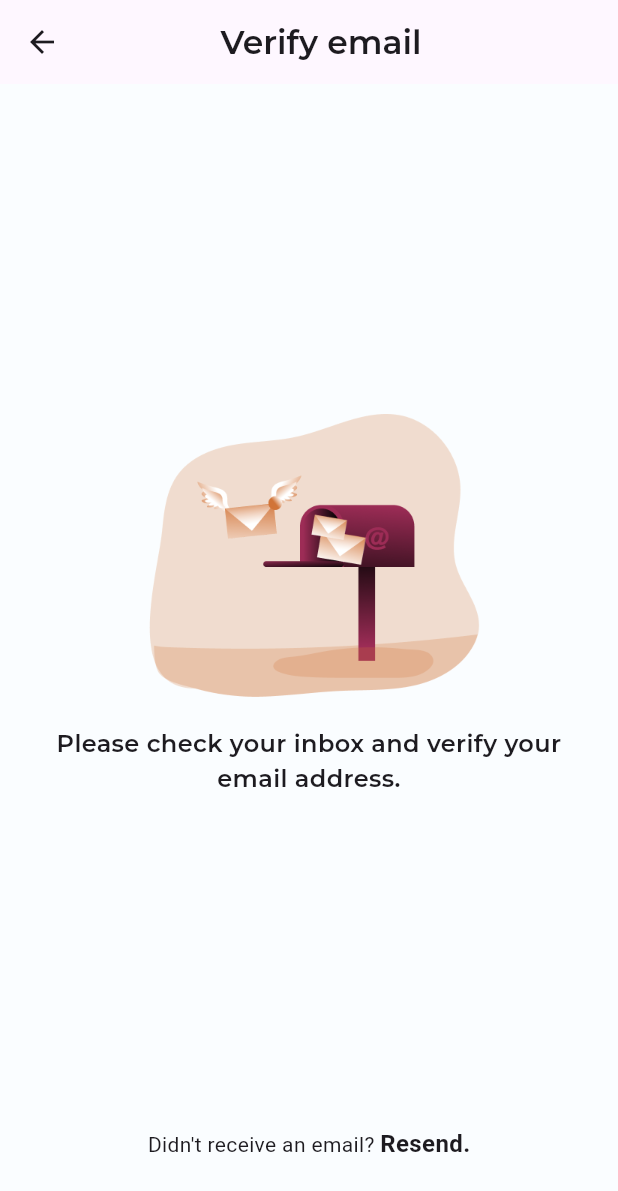
After one commit to mislavcupic/Tourist-app-algebra-2024, a Flutter app: the EmailVerification screen opened by its route, on a phone screen of 412 x 824 dp. The commit adds this screen. Shown: the top 1191 px of the screen. Run offline on Flutter 3.47's test engine with Material 3 defaults, Android fonts, the phone set to English and light mode, and no system bars; our stand-ins replace dartz, dio, firebase_auth, firebase_core, flutter_hooks, flutter_riverpod and 4 more; accounts and stored records are empty; generated files the repository leaves out were written again.

Commit message:
promjena lozinke solved

```diff
--- a/lib/core/app_route.dart
+++ b/lib/core/app_route.dart
@@ -1,4 +1,5 @@
 import 'package:flutter/material.dart';
+import 'package:tourist_project_mc/features/auth/presentation/screen/email_verification.dart';
 import 'package:tourist_project_mc/features/auth/presentation/screen/sign_in_screen.dart';
 import 'package:tourist_project_mc/features/common/presentation/screen/home_screen.dart';
 import 'package:tourist_project_mc/features/initialisation/presentation/screen/splash_screen.dart';
@@ -11,6 +12,7 @@ class AppRoute {
   static const signIn = '/signIn';
   static const home = '/home';
   static const details = '/details';
+  static const verification = '/verification';
 
   static Route<dynamic> generateRoute(final RouteSettings settings) {
     switch (settings.name) {
@@ -22,6 +24,8 @@ class AppRoute {
         return MaterialPageRoute(builder: (_) => const HomeScreen());
       case details:
         return MaterialPageRoute(builder: (_) => const LocationDetailScreen());
+      case verification:
+        return MaterialPageRoute(builder: (_) => const EmailVerification());
       default:
         throw Exception("Route not found...");
     }
--- a/lib/core/di.dart
+++ b/lib/core/di.dart
@@ -4,8 +4,11 @@ import 'package:flutter_riverpod/flutter_riverpod.dart';
 import 'package:tourist_project_mc/features/auth/data/api/user_api.dart';
 import 'package:tourist_project_mc/features/auth/data/repository/user_repository_impl.dart';
 import 'package:tourist_project_mc/features/auth/domain/repository/user_repository.dart';
+import 'package:tourist_project_mc/features/auth/domain/repository/reset_password_repository.dart';
+import 'package:tourist_project_mc/features/auth/data/repository/reset_password_repository_impl.dart';
 import 'package:tourist_project_mc/features/auth/domain/usecase/sign_in_use_case.dart';
 import 'package:tourist_project_mc/features/auth/domain/usecase/sign_up_use_case.dart';
+import 'package:tourist_project_mc/features/auth/domain/usecase/reset_password_use_case.dart';
 import 'package:tourist_project_mc/features/auth/presentation/controller/auth_controller.dart';
 import 'package:tourist_project_mc/features/auth/presentation/controller/state/auth_state.dart';
 import 'package:tourist_project_mc/features/locations/data/api/location_api.dart';
@@ -31,6 +34,7 @@ final locationApiProvider = Provider<LocationApi>((ref) => LocationApi(Dio()));
 final databaseMangerProvider = Provider<DatabaseManager>((ref) => HiveDatabaseManager());
 
 //******** REPOSITORY ********//
+final resetPasswordRepositoryProvider = Provider<ResetPasswordRepository>((ref) => ResetPasswordRepositoryImpl(ref.watch(userApiProvider)));
 final userRepositoryProvider = Provider<UserRepository>((ref) => UserRepositoryImpl(ref.watch(userApiProvider)));
 
 final locationRepositoryProvider = Provider<LocationRepository>(
@@ -41,6 +45,7 @@ final locationRepositoryProvider = Provider<LocationRepository>(
 );
 
 //******** USE CASE ********//
+final resetPasswordUseCase = Provider<ResetPasswordUseCase>((ref) => ResetPasswordUseCase(ref.watch(resetPasswordRepositoryProvider)));
 final signInUseCaseProvider = Provider<SignInUseCase>((ref) => SignInUseCase(ref.watch(userRepositoryProvider)));
 final signUpUseCaseProvider = Provider<SignUpUseCase>((ref) => SignUpUseCase(ref.watch(userRepositoryProvider)));
 final getAllLocationsUseCaseProvider = Provider<GetAllLocationsUseCase>(
--- /dev/null
+++ b/lib/core/error/app_error.dart
@@ -0,0 +1,5 @@
+class AppError {
+  final String message;
+
+  AppError({required this.message});
+}
--- a/lib/features/auth/data/api/user_api.dart
+++ b/lib/features/auth/data/api/user_api.dart
@@ -53,6 +53,26 @@ class UserApi {
       rethrow; // Ponovno pokreće grešku, tako da možete obraditi u gornjem sloju
     }
   }
+  Future<void> resendVerificationEmail() async {
+    final user = instance.currentUser;
+
+    if (user != null && !user.emailVerified) {
+      try {
+        await user.sendEmailVerification();
+        print("API: Verification email resent.");
+      } catch (e) {
+        print("API: Error resending verification email - $e");
+        rethrow; // Prosljeđuje grešku za daljnju obradu
+      }
+    } else {
+      print("API: No user signed in or email already verified.");
+      throw Exception("No user signed in or email already verified.");
+    }
+  }
 
 
+  Future<void> sendPasswordResetEmail(String email) async {
+    await instance.sendPasswordResetEmail(email: email);
+
+  }
 }
--- a/lib/features/auth/data/repository/user_repository_impl.dart
+++ b/lib/features/auth/data/repository/user_repository_impl.dart
@@ -13,6 +13,12 @@ class UserRepositoryImpl implements UserRepository {
   Future<Either<Failure, User?>> signIn(String email, String password) async {
     try {
       final user = await _userApi.signIn(email, password);
+
+      // Provjera je li korisnikov email verificiran
+      if (user != null && !user.emailVerified) {
+        return Left(FirebaseAuthFailure("Please verify your email before logging in."));
+      }
+
       return Right(user);
     } on FirebaseAuthException catch (e) {
       if (e.code == 'user-not-found') {
@@ -23,7 +29,6 @@ class UserRepositoryImpl implements UserRepository {
       return Left(NetworkFailure("Network error. Please try again."));
     }
   }
-
   @override
   Future<Either<Failure, User?>> signUp (String email, String password) async {
     try {
@@ -44,4 +49,16 @@ class UserRepositoryImpl implements UserRepository {
 
     }
   }
+
+
+  Future<Either<Failure, Unit>> sendPasswordResetEmail(String email) async {
+    try {
+      await _userApi.sendPasswordResetEmail(email);
+      return right(unit);  // "unit" is used to indicate success without returning data.
+    } on FirebaseAuthException catch (e) {
+      return left(FirebaseAuthFailure(e.message ?? "Error occurred."));
+    } catch (e) {
+      return left(NetworkFailure("Network error. Please try again."));
+    }
+  }
 }
--- /dev/null
+++ b/lib/features/auth/domain/repository/reset_password_repository.dart
@@ -0,0 +1,8 @@
+
+// reset_password_repository.dart
+import 'package:dartz/dartz.dart';
+import 'package:tourist_project_mc/core/error/app_error.dart'; // Provjerite da imate ispravan import
+
+abstract interface class ResetPasswordRepository {
+  Future<Either<AppError, Unit>> resetPassword(String email);
+}
--- /dev/null
+++ b/lib/features/auth/domain/usecase/reset_password_use_case.dart
@@ -0,0 +1,14 @@
+import 'package:dartz/dartz.dart';
+import 'package:tourist_project_mc/core/error/app_error.dart';
+import 'package:tourist_project_mc/features/auth/domain/repository/reset_password_repository.dart';
+
+class ResetPasswordUseCase {
+  final ResetPasswordRepository _repository;
+
+  ResetPasswordUseCase(this._repository);
+
+  Future<Either<AppError, Unit>> call(String email) async {
+    // Pozivamo resetPassword metodu iz repository sloja i prosljeđujemo email
+    return await _repository.resetPassword(email);
+  }
+}
--- /dev/null
+++ b/lib/features/auth/presentation/screen/email_verification.dart
@@ -0,0 +1,85 @@
+import 'package:flutter/gestures.dart';
+import 'package:flutter/material.dart';
+import 'package:hooks_riverpod/hooks_riverpod.dart';
+import 'package:tourist_project_mc/core/di.dart';
+import 'package:tourist_project_mc/core/style/style_extensions.dart';
+import 'package:tourist_project_mc/features/common/presentation/widget/custom_primary_button.dart';
+
+class EmailVerification extends ConsumerWidget {
+  const EmailVerification({super.key});
+
+  @override
+  Widget build(BuildContext context, WidgetRef ref) {
+    final authApi = ref.watch(userApiProvider); // Dependency injection for authApi
+    final isLoading = ValueNotifier(false); // Optional: To show a loading spinner
+
+    Future<void> resendEmail() async {
+      isLoading.value = true; // Start loading
+      try {
+        await authApi.resendVerificationEmail(); // Invoke the API method
+        if (context.mounted) {
+          ScaffoldMessenger.of(context).showSnackBar(
+            const SnackBar(
+              content: Text("Verification email sent successfully."),
+            ),
+          );
+        }
+      } catch (error) {
+        if (context.mounted) {
+          ScaffoldMessenger.of(context).showSnackBar(
+            SnackBar(
+              content: Text("Failed to resend email: $error"),
+            ),
+          );
+        }
+      } finally {
+        isLoading.value = false; // Stop loading
+      }
+    }
+
+    return Scaffold(
+      resizeToAvoidBottomInset: false,
+      appBar: AppBar(
+        title: Transform.translate(
+          offset: const Offset(75, 0),
+          child: const Text('Verify email', style: TextStyle(fontWeight: FontWeight.w600)),
+        ),
+      ),
+      body: SafeArea(
+        child: Padding(
+          padding: const EdgeInsets.all(20),
+          child: Column(
+            crossAxisAlignment: CrossAxisAlignment.center,
+            children: [
+              const SizedBox(height: 200),
+              Image.asset("assets/images/mail_sent.png", width: 250),
+              const SizedBox(height: 20),
+              Text(
+                "Please check your inbox and verify your email address.",
+                style: context.textSubtitle,
+                textAlign: TextAlign.center,
+              ),
+
+              const Spacer(),
+              Text.rich(
+                TextSpan(
+                  text: "Didn't receive an email? ",
+                  style: context.textDescription,
+                  children: [
+                    TextSpan(
+                      text: "Resend.",
+                      style: context.textButton,
+                      recognizer: TapGestureRecognizer()
+                        ..onTap = () => resendEmail(),
+                    ),
+                  ],
+                ),
+              ),
+              const SizedBox(height: 30),
+            ],
+          ),
+        ),
+      ),
+    );
+  }
+}
```
Also changed, not shown: lib/features/auth/data/repository/reset_password_repository_impl.dart (added, +23 -0 lines), lib/features/auth/presentation/controller/auth_controller.dart (+8 -4 lines), lib/features/auth/presentation/controller/reset_password_controller.dart (added, +38 -0 lines), lib/features/auth/presentation/controller/state/password_reset_state.dart (added, +17 -0 lines), lib/features/auth/presentation/screen/forgot_password_screen.dart (added, +90 -0 lines), lib/features/auth/presentation/screen/sign_in_screen.dart (+19 -6 lines), lib/features/auth/presentation/screen/sign_up_screen.dart (+21 -4 lines), assets/images/mail_sent.png (added), assets/images/reset_password_email.png (added).
